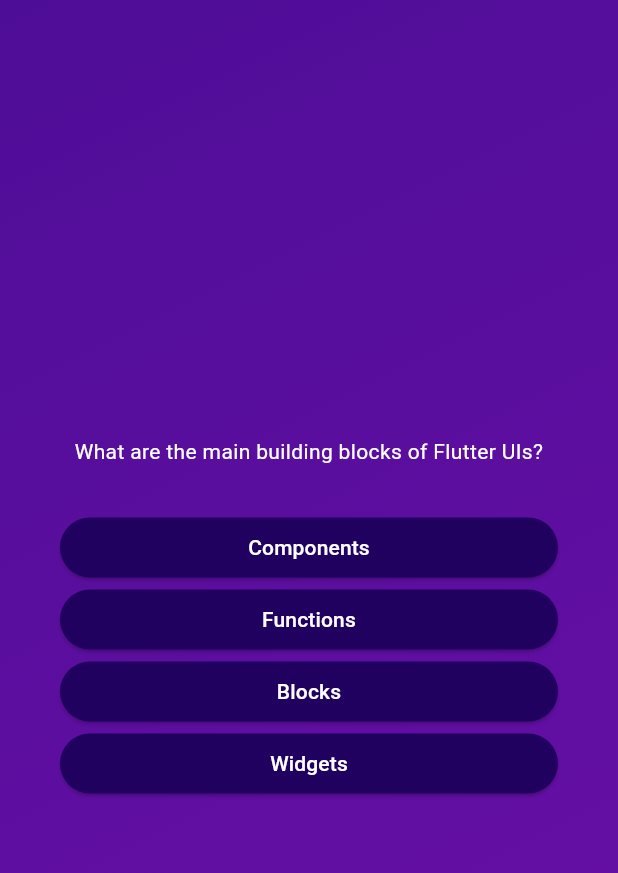
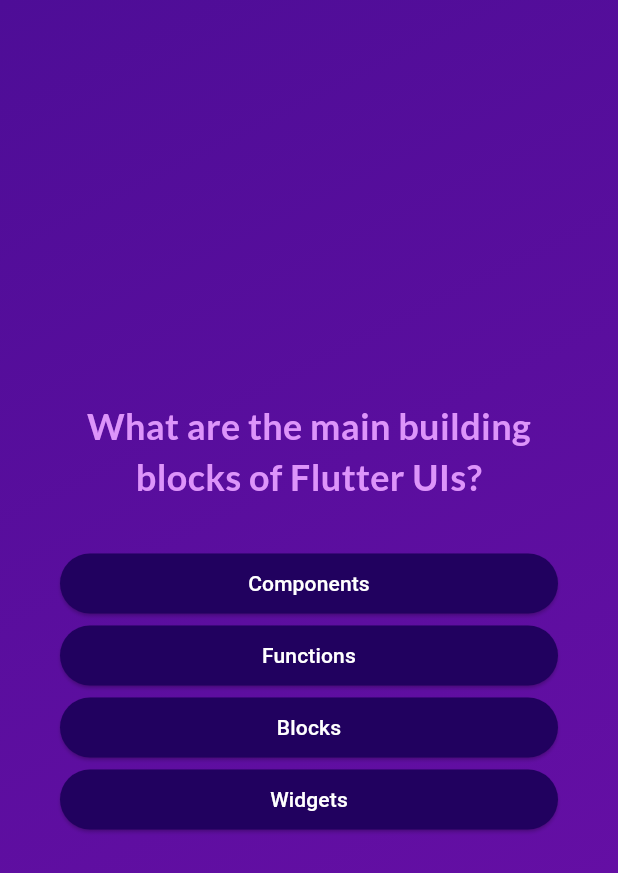
Before and after one commit to andrewhoncharenko/quiz, a Flutter app: the screen it shows after launch, after a tap on "Start quiz", on a phone screen of 412 x 824 dp. Shown: the top 873 px of the screen. Run offline on Flutter 3.47's test engine with Material 3 defaults, Android fonts, the phone set to English and light mode, and no system bars; our stand-ins replace google_fonts.

Commit message:
add google fonts:

```diff
--- a/lib/questions_screen.dart
+++ b/lib/questions_screen.dart
@@ -1,8 +1,9 @@
-import 'package:flutter/material.dart';
+import "package:flutter/material.dart";
+import "package:google_fonts/google_fonts.dart";
 
 import "package:quiz/data/questions.dart";
-import 'package:quiz/answer_button.dart';
-import 'package:quiz/models/quiz_question.dart';
+import "package:quiz/answer_button.dart";
+import "package:quiz/models/quiz_question.dart";
 
 class QuestionsScreen extends StatefulWidget {
   const QuestionsScreen({super.key});
@@ -35,7 +36,11 @@ class _QuestionsScreenState extends State<QuestionsScreen> {
           children: [
             Text(
               currentQuestion.text,
-              style: TextStyle(color: Colors.white),
+              style: GoogleFonts.lato(
+                color: const Color.fromARGB(255, 221, 148, 250),
+                fontSize: 24,
+                fontWeight: FontWeight.bold,
+              ),
               textAlign: TextAlign.center,
             ),
             const SizedBox(height: 30),
--- a/lib/start_screen.dart
+++ b/lib/start_screen.dart
@@ -1,4 +1,5 @@
 import "package:flutter/material.dart";
+import "package:google_fonts/google_fonts.dart";
 
 class StartScreen extends StatelessWidget {
   final void Function() switchScreen;
@@ -16,9 +17,9 @@ class StartScreen extends StatelessWidget {
             color: Color.fromARGB(150, 255, 255, 255),
           ),
           const SizedBox(height: 80),
-          const Text(
+          Text(
             "Learn Flutter the fun way!",
-            style: TextStyle(
+            style: GoogleFonts.lato(
               color: Color.fromARGB(255, 237, 223, 252),
               fontSize: 24,
             ),
--- a/pubspec.yaml
+++ b/pubspec.yaml
@@ -34,6 +34,7 @@ dependencies:
   # The following adds the Cupertino Icons font to your application.
   # Use with the CupertinoIcons class for iOS style icons.
   cupertino_icons: ^1.0.8
+  google_fonts: ^6.2.1
 
 dev_dependencies:
   flutter_test:
```
Also changed, not shown: pubspec.lock, 1 other file.
